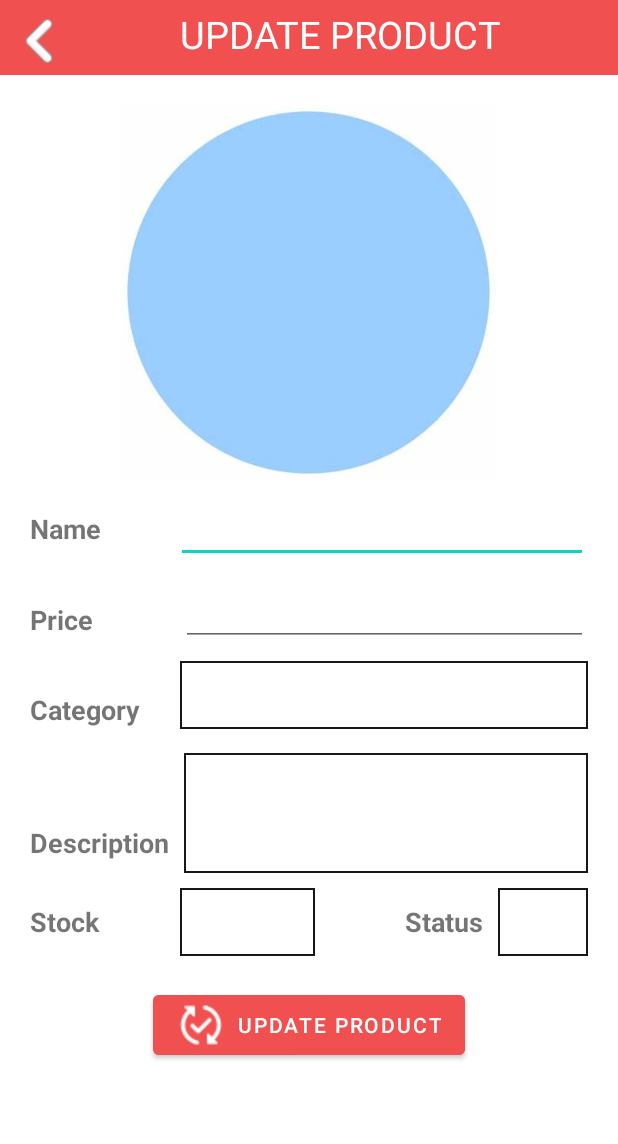
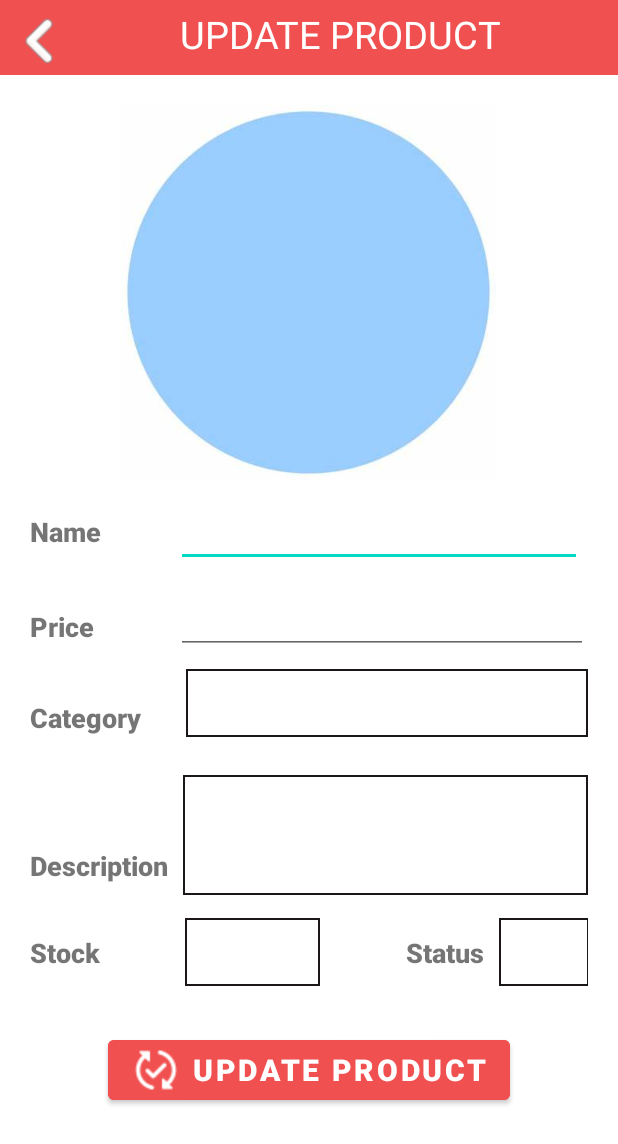
Before and after one commit to cwmTi3n/DoAnAndroid_ShopOnline, an Android app: the layout activity_update_product.xml on its own in the app's theme, with its tools: preview values and no code run, on a phone screen of 412 x 824 dp. Shown: the top 1144 px of the screen. Run offline under Robolectric (Android 15) with nearby library versions, the light colour scheme and no system bars.

Commit message:
Xây dựng UI activity_update_product

```diff
--- a/app/src/main/AndroidManifest.xml
+++ b/app/src/main/AndroidManifest.xml
@@ -34,23 +34,23 @@
         <activity
             android:name=".activity.seller.UpdateCategoryActivity"
             android:exported="false" />
-        <activity
-            android:name=".activity.seller.UpdateProductActivity"
-            android:exported="false" />
+<!--        <activity-->
+<!--            android:name=".activity.seller.UpdateProductActivity"-->
+<!--            android:exported="false" />-->
         <activity
             android:name=".activity.ProductDetailActivity"
             android:exported="false" />
         <activity
             android:name=".activity.seller.AddProductActivity"
             android:exported="false" />
-<!--        <activity-->
-<!--            android:name=".activity.SignupActivity"-->
-<!--            android:exported="false" />-->
+        <activity
+            android:name=".activity.SignupActivity"
+            android:exported="false" />
         <activity
             android:name=".activity.LoginActivity"
             android:exported="false" />
         <activity
-            android:name=".activity.SignupActivity"
+            android:name=".activity.seller.UpdateProductActivity"
             android:exported="true">
             <intent-filter>
                 <action android:name="android.intent.action.MAIN" />
--- a/app/src/main/res/layout/activity_update_product.xml
+++ b/app/src/main/res/layout/activity_update_product.xml
@@ -22,8 +22,7 @@
             android:textSize="25dp"
             android:textColor="#fff"
             android:drawableLeft="@drawable/left_chevron"
-            android:paddingStart="10dp"
-            />
+            android:paddingStart="10dp" />
 
         <ImageView
             android:id="@+id/imgproduct"
@@ -40,27 +39,25 @@
             android:layout_marginLeft="20dp"
             android:layout_marginRight="20dp"
             android:orientation="horizontal"
-            android:weightSum="2">
+            android:weightSum="9">
 
             <TextView
                 android:id="@+id/textView1"
                 android:layout_width="wrap_content"
                 android:layout_height="wrap_content"
-                android:layout_weight="0.8"
+                android:layout_weight="1.4"
                 android:text="Name"
                 android:textSize="18dp"
-                android:textStyle="bold"
-                />
+                android:fontFamily="sans-serif-black"/>
 
             <EditText
                 android:id="@+id/edtname"
-                android:layout_width="wrap_content"
+                android:layout_width="0dp"
                 android:layout_height="wrap_content"
-                android:layout_weight="1.2"
-                android:layout_marginLeft="10dp"
+                android:layout_weight="7.5"
                 android:ems="10"
                 android:inputType="textPersonName"
-                android:textSize="18dp" />
+                android:textSize="20dp" />
         </LinearLayout>
         <LinearLayout
             android:layout_width="match_parent"
@@ -69,27 +66,26 @@
             android:layout_marginLeft="20dp"
             android:layout_marginRight="20dp"
             android:orientation="horizontal"
-            android:weightSum="2">
+            android:weightSum="9">
 
             <TextView
                 android:id="@+id/textView2"
                 android:layout_width="wrap_content"
                 android:layout_height="wrap_content"
-                android:layout_weight="0.8"
+                android:layout_weight="1.5"
                 android:layout_marginTop="5dp"
                 android:text="Price"
                 android:textSize="18dp"
                 android:textStyle="bold"
-                />
+                android:fontFamily="sans-serif-black" />
 
             <EditText
                 android:id="@+id/edtprice"
-                android:layout_width="wrap_content"
+                android:layout_width="0dp"
                 android:layout_height="wrap_content"
-                android:layout_weight="1.2"
-                android:layout_marginLeft="20dp"
+                android:layout_weight="7.5"
                 android:ems="10"
-                android:textSize="18dp"
+                android:textSize="20dp"
                 android:inputType="number"/>
 
 
@@ -105,20 +101,21 @@
 
             <TextView
                 android:id="@+id/textView3"
-                android:layout_width="100dp"
-                android:layout_height="51dp"
+                android:layout_width="wrap_content"
+                android:layout_height="wrap_content"
                 android:paddingTop="20dp"
                 android:text="Category"
                 android:textSize="18dp"
-                android:textStyle="bold" />
+                android:layout_marginRight="29dp"
+                android:fontFamily="sans-serif-black" />
 
             <Spinner
                 android:id="@+id/spinnercateName"
                 android:layout_width="match_parent"
                 android:layout_height="45dp"
-                android:background="@drawable/rectangle_border_black"
-                android:dropDownHeight="30dp">
-
+                android:layout_weight="6"
+                android:layout_marginBottom="10dp"
+                android:background="@drawable/rectangle_border_black">
             </Spinner>
 
         </LinearLayout>
@@ -126,7 +123,7 @@
         <LinearLayout
             android:layout_width="match_parent"
             android:layout_height="wrap_content"
-            android:layout_marginTop="10dp"
+            android:layout_marginTop="15dp"
             android:layout_marginLeft="20dp"
             android:layout_marginRight="20dp"
             android:orientation="horizontal">
@@ -139,7 +136,7 @@
                 android:text="Description"
                 android:textSize="18dp"
                 android:textStyle="bold"
-                />
+                android:fontFamily="sans-serif-black"/>
 
             <EditText
                 android:id="@+id/edtdescription"
@@ -149,14 +146,15 @@
                 android:background="@drawable/rectangle_border_black"
                 android:ems="10"
                 android:inputType="textMultiLine"
-                android:paddingStart="10dp" />
+                android:paddingStart="10dp"
+                android:textSize="20dp" />
         </LinearLayout>
 
         <LinearLayout
             android:layout_width="match_parent"
             android:layout_height="wrap_content"
             android:layout_marginLeft="20dp"
-            android:layout_marginTop="10dp"
+            android:layout_marginTop="15dp"
             android:layout_marginRight="20dp"
             android:orientation="horizontal"
             android:weightSum="4">
@@ -166,10 +164,11 @@
                 android:layout_width="50dp"
                 android:layout_height="wrap_content"
                 android:layout_weight="1"
-                android:layout_marginRight="50dp"
+                android:layout_marginRight="53dp"
                 android:text="Stock"
                 android:textSize="18dp"
-                android:textStyle="bold"/>
+                android:textStyle="bold"
+                android:fontFamily="sans-serif-black" />
 
             <EditText
                 android:id="@+id/edtstock"
@@ -177,28 +176,30 @@
                 android:layout_height="45dp"
                 android:layout_weight="1"
                 android:layout_marginRight="10dp"
+                android:layout_marginBottom="10dp"
+                android:textSize="20dp"
                 android:ems="10"
                 android:inputType="number"
                 android:paddingStart="10dp"
-                android:background="@drawable/rectangle_border_black"/>/>
+                android:background="@drawable/rectangle_border_black"/>
 
             <TextView
                 android:id="@+id/textView6"
                 android:layout_width="wrap_content"
                 android:layout_height="wrap_content"
-                android:layout_marginLeft="50dp"
+                android:layout_marginLeft="47dp"
                 android:layout_marginRight="10dp"
+                android:fontFamily="sans-serif-black"
                 android:text="Status"
-                android:textSize="18dp"
-                android:textStyle="bold"/>
+                android:textSize="18dp" />
 
             <Spinner
                 android:id="@+id/spinnerstatus"
                 android:layout_width="60dp"
                 android:layout_height="45dp"
                 android:layout_weight="1"
-                android:background="@drawable/rectangle_border_black"
-                android:dropDownHeight="30dp">
+                android:layout_marginBottom="10dp"
+                android:background="@drawable/rectangle_border_black">
             </Spinner>
         </LinearLayout>
 
@@ -209,6 +210,8 @@
             android:layout_marginTop="20dp"
             android:layout_gravity="center"
             android:text="Update Product"
+            android:textSize="20dp"
+            android:fontFamily="sans-serif-black"
             android:drawableLeft="@drawable/updated"
             android:backgroundTint="#F15050"/>
     </LinearLayout>
```
